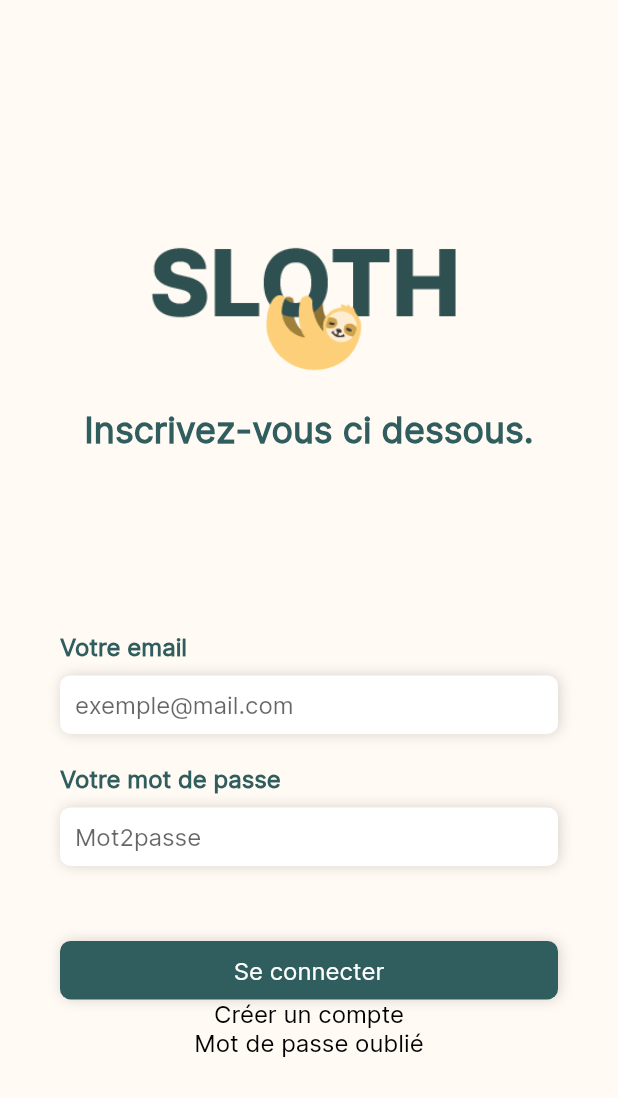
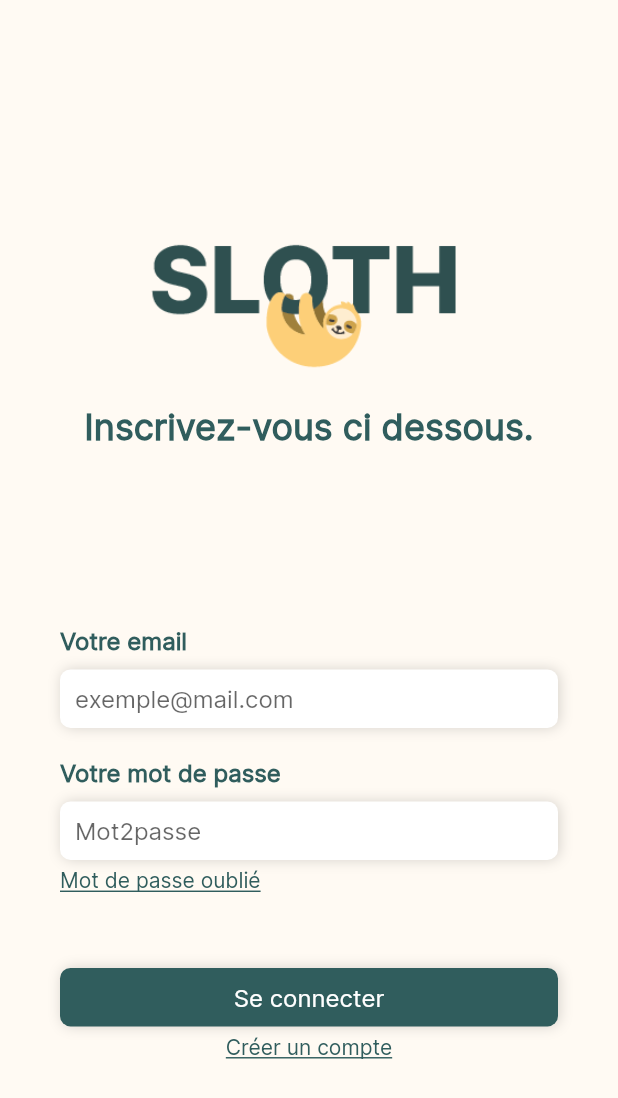
Before and after one commit to justin20100/sloth, a Flutter app: the screen it shows after launch, on a phone screen of 412 x 824 dp. Shown: the top 1098 px of the screen. Run offline on Flutter 3.47's test engine with Material 2 defaults, Android fonts, the phone set to English and light mode, and no system bars; our stand-ins replace email_validator, firebase_auth, firebase_core; accounts and stored records are empty; generated files the repository leaves out were written again.

Commit message:
login_form done

```diff
--- a/lib/screens/auth/login_form.dart
+++ b/lib/screens/auth/login_form.dart
@@ -57,6 +57,18 @@ class LoginForm extends StatelessWidget {
                         _password = value;
                       }),
                       const SizedBox(
+                        height: kMicroVerticalSpacer,
+                      ),
+                      GestureDetector(
+                        onTap: () {
+                          Navigator.pushNamed(context, kResetPasswordRoute);
+                        },
+                        child: const Text(
+                          'Mot de passe oublié',
+                          style: kSmallLinkGreenText,
+                        ),
+                      ),
+                      const SizedBox(
                         height: kSmallHorizontalSpacer*5,
                       ),
                       Button(
@@ -88,28 +100,18 @@ class LoginForm extends StatelessWidget {
                               }
                             }
                           }),
-                      Column(
-                        mainAxisAlignment: MainAxisAlignment.spaceBetween,
-                        children: [
+                      const SizedBox(
+                        height: kMicroVerticalSpacer,
+                      ),
                       GestureDetector(
                         onTap: () {
                           Navigator.pushNamed(context, kRegisterRoute);
                         },
                         child: const Text(
                           'Créer un compte',
-                              style: kBasicTextStyle,
+                          style: kSmallLinkGreenText,
+                          textAlign: TextAlign.center,
                         ),
-                          ),
-                          GestureDetector(
-                            onTap: () {
-                              Navigator.pushNamed(context, kResetPasswordRoute);
-                            },
-                            child: const Text(
-                              'Mot de passe oublié',
-                              style: kBasicTextStyle,
-                            ),
-                          ),
-                        ],
                       ),
                     ],
                   ),
--- a/lib/styles/constants.dart
+++ b/lib/styles/constants.dart
@@ -19,6 +19,7 @@ const double kBigVerticalSpacer = 30;
 const double kNormalVerticalSpacer = 20;
 const double kSmallVerticalSpacer = 10;
 const double kMicroVerticalSpacer = 5;
+
 // Horizontal spacer
 const double kBigHorizontalSpacer = 30;
 const double kNormalHorizontalSpacer = 20;
@@ -54,6 +55,12 @@ const kLabelGreenText = TextStyle(
   color: kColorGreen,
   decoration: TextDecoration.none,
 );
+const kSmallLinkGreenText = TextStyle(
+  fontFamily: 'Inter',
+  fontSize: 14.0,
+  color: kColorGreen,
+  decoration: TextDecoration.underline,
+);
 
 
 const kTitleH1Style = TextStyle(
```
Lines whose indentation alone changed are shown as unchanged.
